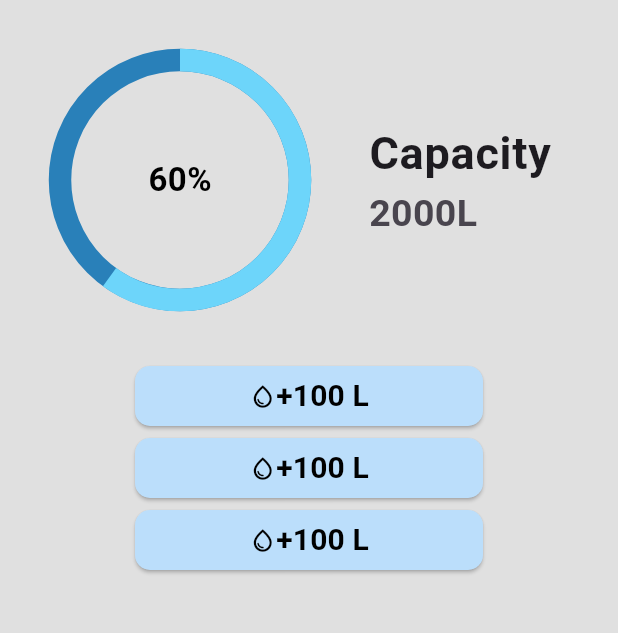
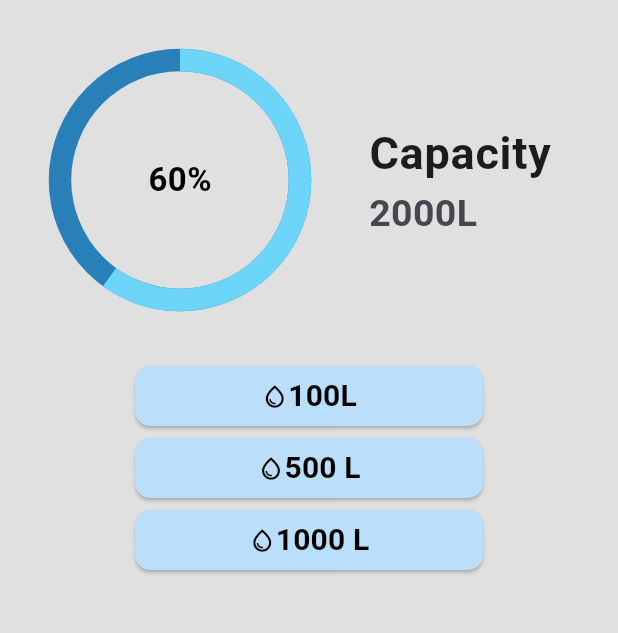
Before and after one commit to mr-riad/Water-Tracker-App, a Flutter app: the screen it shows after launch, on a phone screen of 412 x 824 dp, the part 84-717 px from its top. Run offline on Flutter 3.47's test engine with Material 3 defaults, Android fonts, the phone set to English and light mode, and no system bars.

Commit message:
implement custom button

```diff
--- a/lib/screens/home_screen.dart
+++ b/lib/screens/home_screen.dart
@@ -85,9 +85,20 @@ class _HomeScreenState extends State<HomeScreen> {
             ),
           ),
 
-          CustomButton(),
-          CustomButton(),
-          CustomButton(),
+          CustomButton(
+            text: "100L",
+            onClick: () {},
+          ),
+
+          CustomButton(
+            text: "500 L",
+            onClick: () {},
+          ),
+
+          CustomButton(
+            text: "1000 L",
+            onClick: () {},
+          ),
         ],
       ),
     );
--- a/lib/utills/button.dart
+++ b/lib/utills/button.dart
@@ -1,8 +1,13 @@
 import 'package:flutter/material.dart';
 
 class CustomButton extends StatelessWidget {
-  const CustomButton({
+
+  String text;
+  final VoidCallback onClick;
+  CustomButton({
     super.key,
+    required this.onClick,
+    required this.text
   });
 
   @override
@@ -16,12 +21,12 @@ class CustomButton extends StatelessWidget {
             borderRadius: BorderRadius.circular(10),
           ),
         ),
-        onPressed: () {},
+        onPressed: onClick,
         child: Row(
           mainAxisAlignment: MainAxisAlignment.center,
           children: [
             Icon(Icons.water_drop_outlined,color: Colors.black,),
-            Text("+100 L",
+            Text(text,
               style: TextStyle(
                   color: Colors.black,
                   fontSize: 20,
```
